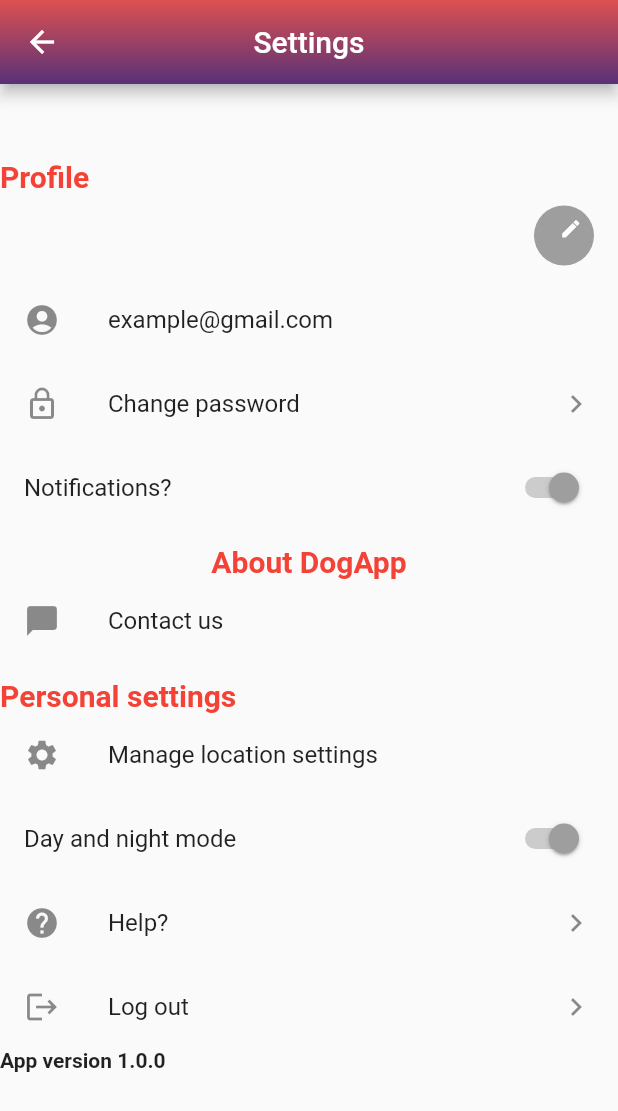
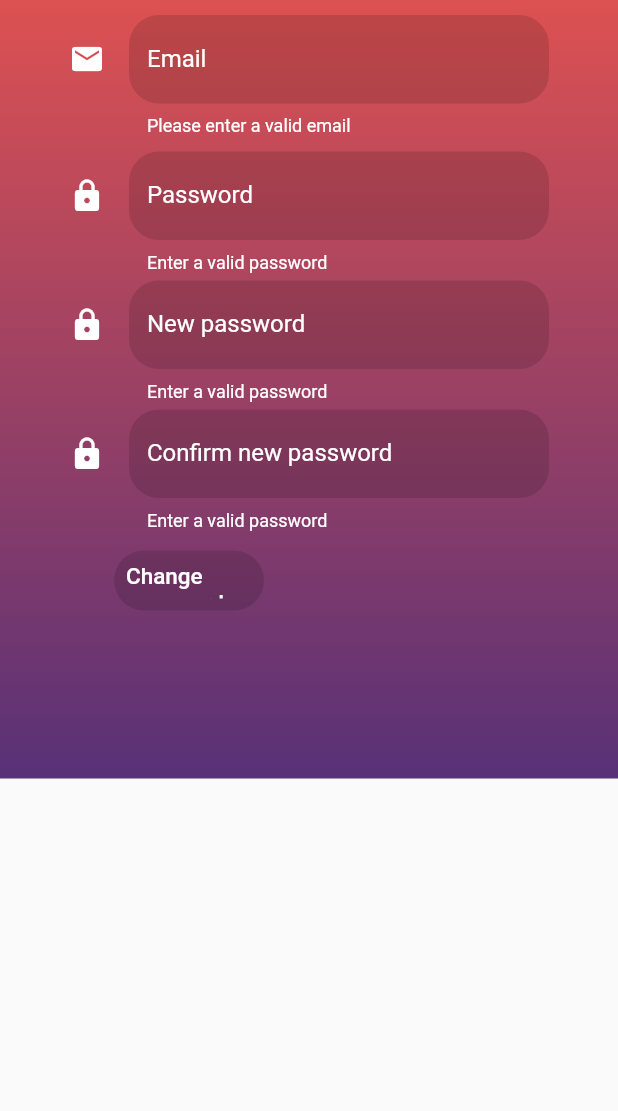
Before and after one commit to JohanEhrencrona/DogSTHLM, a Flutter app: the Settings screen opened by its route, after a tap on "Change password", on a phone screen of 412 x 824 dp. Shown: the top 1111 px of the screen. Run offline on Flutter 3.47's test engine with Material 2 defaults, Android fonts, the phone set to English and light mode, and no system bars; our stand-ins replace cloud_firestore, firebase_auth, firebase_core, firebase_storage, flutter_spinkit, google_maps_flutter and 3 more; missing offline and left inert: clippy_flutter, custom_info_window, fluster, geocode, sweden_crs_transformations_4dart; accounts and stored records are empty.

Commit message:
Added ChangePassword page

```diff
--- /dev/null
+++ b/hund_pvt/lib/Pages/changepassword.dart
@@ -0,0 +1,400 @@
+import 'package:firebase_auth/firebase_auth.dart';
+import 'package:hund_pvt/Pages/registration_page.dart';
+import 'package:flutter/cupertino.dart';
+import 'package:flutter/material.dart';
+import 'package:flutter/services.dart';
+import 'package:google_sign_in/google_sign_in.dart';
+import 'package:hund_pvt/Services/userdatabase.dart';
+
+class ChangePassword extends StatefulWidget {
+  @override
+  _ChangePasswordState createState() => _ChangePasswordState();
+}
+
+class _ChangePasswordState extends State<ChangePassword> {
+  final FirebaseAuth auth = FirebaseAuth.instance;
+  bool isGoogleSignIn = false;
+  String errorMessage = '';
+  String successMessage = '';
+  final GlobalKey<FormState> _formStateKey = GlobalKey<FormState>();
+  String _emailId;
+  String _password;
+  final _emailIdController = TextEditingController(text: '');
+  final _passwordController = TextEditingController(text: '');
+  final _newPasswordController = TextEditingController(text: '');
+  final _confirmNewPasswordController = TextEditingController(text: '');
+
+
+  @override
+  Widget build(BuildContext context) {
+    return Scaffold(
+      //resizeToAvoidBottomInset: false,
+      body: Container(
+        decoration: BoxDecoration(
+            gradient: LinearGradient(
+                begin: Alignment.topCenter,
+                end: Alignment.bottomCenter,
+                colors: <Color>[Color(0xffDD5151), Color(0xff583177)])),
+        child: SingleChildScrollView(
+            child: Column(
+              mainAxisAlignment: MainAxisAlignment.center,
+              crossAxisAlignment: CrossAxisAlignment.center,
+              children: [
+                Container(
+                  child: Padding(
+                    padding: EdgeInsets.all(10),
+                    child: Column(
+                      mainAxisSize: MainAxisSize.min,
+                      children: <Widget>[
+                        Form(
+                          autovalidateMode: AutovalidateMode.always, key: _formStateKey,
+                          child: Column(
+                            children: <Widget>[
+//--------------------------------------------FIRST-----------------------------------------------------------
+                              Padding(
+                                padding:
+                                EdgeInsets.only(left: 10, right: 10, bottom: 10),
+                                child: Container(
+                                  width: 320,
+                                  child: TextFormField(
+                                    style: TextStyle(color: Colors.white),
+                                    validator: validateEmail,
+                                    onSaved: (value) {
+                                      _emailId = value;
+                                    },
+                                    keyboardType: TextInputType.emailAddress,
+                                    controller: _emailIdController,
+
+                                    decoration: InputDecoration(
+                                      fillColor: Color(0x22000000),
+                                      filled: true,
+                                      errorStyle: TextStyle(color: Colors.white),
+                                      errorBorder: OutlineInputBorder(
+                                          borderSide: BorderSide(color: Colors.transparent),
+                                          borderRadius: BorderRadius.all(Radius.circular(20))
+
+                                      ),
+                                      focusedErrorBorder: OutlineInputBorder(
+                                          borderSide: BorderSide(color: Colors.transparent),
+                                          borderRadius: BorderRadius.all(Radius.circular(20))
+
+                                      ),
+                                      enabledBorder: OutlineInputBorder(
+                                          borderSide: BorderSide(color: Colors.transparent),
+                                          borderRadius: BorderRadius.all(Radius.circular(20))
+
+                                      ),
+                                      focusedBorder: OutlineInputBorder(
+                                          borderSide: BorderSide(color: Colors.transparent),
+                                          borderRadius: BorderRadius.all(Radius.circular(20))
+                                      ),
+                                      labelText: "Email",
+                                      icon: Icon(
+                                        Icons.email,
+                                        color: Colors.white,
+                                      ),
+                                      //fillColor: Colors.white,
+                                      labelStyle: TextStyle(
+                                        color: Colors.white,
+                                      ),
+                                    ),
+                                  ),
+                                ),
+                              ),
+//--------------------------------------------------SECOND-------------------------------------------------------------
+                              Padding(
+                                padding:
+                                EdgeInsets.only(left: 10, right: 10, bottom: 5),
+                                child: Container(
+                                  width: 320,
+                                  child: TextFormField(
+                                    validator: validatePassword,
+                                    style: TextStyle(color: Colors.white),
+                                    onSaved: (value) {
+                                      _password = value;
+                                    },
+                                    controller: _passwordController,
+                                    obscureText: true,
+                                    decoration: InputDecoration(
+                                      fillColor: Color(0x22000000),
+                                      filled: true,
+                                      errorStyle: TextStyle(color: Colors.white),
+                                      errorBorder: OutlineInputBorder(
+                                          borderSide: BorderSide(color: Colors.transparent),
+                                          borderRadius: BorderRadius.all(Radius.circular(20))
+
+                                      ),
+                                      focusedErrorBorder: OutlineInputBorder(
+                                          borderSide: BorderSide(color: Colors.transparent),
+                                          borderRadius: BorderRadius.all(Radius.circular(20))
+
+                                      ),
+                                      enabledBorder: OutlineInputBorder(
+                                          borderSide: BorderSide(color: Colors.transparent),
+                                          borderRadius: BorderRadius.all(Radius.circular(20))
+
+                                      ),
+                                      focusedBorder: OutlineInputBorder(
+                                          borderSide: BorderSide(color: Colors.transparent),
+                                          borderRadius: BorderRadius.all(Radius.circular(20))
+                                      ),
+                                      labelText: "Password",
+                                      icon: Icon(
+                                        Icons.lock,
+                                        color: Colors.white,
+                                      ),
+                                      labelStyle: TextStyle(
+                                        color: Colors.white,
+                                      ),
+                                    ),
+                                  ),
+                                ),
+                              ),
+                              Padding(
+                                padding:
+                                EdgeInsets.only(left: 10, right: 10, bottom: 5),
+                                child: Container(
+                                  width: 320,
+                                  child: TextFormField(
+                                    validator: validatePassword,
+                                    style: TextStyle(color: Colors.white),
+                                    onSaved: (value) {
+                                      _password = value;
+                                    },
+                                    controller: _newPasswordController,
+                                    obscureText: true,
+                                    decoration: InputDecoration(
+                                      fillColor: Color(0x22000000),
+                                      filled: true,
+                                      errorStyle: TextStyle(color: Colors.white),
+                                      errorBorder: OutlineInputBorder(
+                                          borderSide: BorderSide(color: Colors.transparent),
+                                          borderRadius: BorderRadius.all(Radius.circular(20))
+
+                                      ),
+                                      focusedErrorBorder: OutlineInputBorder(
+                                          borderSide: BorderSide(color: Colors.transparent),
+                                          borderRadius: BorderRadius.all(Radius.circular(20))
+
+                                      ),
+                                      enabledBorder: OutlineInputBorder(
+                                          borderSide: BorderSide(color: Colors.transparent),
+                                          borderRadius: BorderRadius.all(Radius.circular(20))
+
+                                      ),
+                                      focusedBorder: OutlineInputBorder(
+                                          borderSide: BorderSide(color: Colors.transparent),
+                                          borderRadius: BorderRadius.all(Radius.circular(20))
+                                      ),
+                                      labelText: "New password",
+                                      icon: Icon(
+                                        Icons.lock,
+                                        color: Colors.white,
+                                      ),
+                                      labelStyle: TextStyle(
+                                        color: Colors.white,
+                                      ),
+                                    ),
+                                  ),
+                                ),
+                              ),
+                              Padding(
+                                padding:
+                                EdgeInsets.only(left: 10, right: 10, bottom: 5),
+                                child: Container(
+                                  width: 320,
+                                  child: TextFormField(
+                                    validator: validatePassword,
+                                    style: TextStyle(color: Colors.white),
+                                    onSaved: (value) {
+                                      _password = value;
+                                    },
+                                    controller: _confirmNewPasswordController,
+                                    obscureText: true,
+                                    decoration: InputDecoration(
+                                      fillColor: Color(0x22000000),
+                                      filled: true,
+                                      errorStyle: TextStyle(color: Colors.white),
+                                      errorBorder: OutlineInputBorder(
+                                          borderSide: BorderSide(color: Colors.transparent),
+                                          borderRadius: BorderRadius.all(Radius.circular(20))
+
+                                      ),
+                                      focusedErrorBorder: OutlineInputBorder(
+                                          borderSide: BorderSide(color: Colors.transparent),
+                                          borderRadius: BorderRadius.all(Radius.circular(20))
+
+                                      ),
+                                      enabledBorder: OutlineInputBorder(
+                                          borderSide: BorderSide(color: Colors.transparent),
+                                          borderRadius: BorderRadius.all(Radius.circular(20))
+
+                                      ),
+                                      focusedBorder: OutlineInputBorder(
+                                          borderSide: BorderSide(color: Colors.transparent),
+                                          borderRadius: BorderRadius.all(Radius.circular(20))
+                                      ),
+                                      labelText: "Confirm new password",
+                                      icon: Icon(
+                                        Icons.lock,
+                                        color: Colors.white,
+                                      ),
+                                      labelStyle: TextStyle(
+                                        color: Colors.white,
+                                      ),
+                                    ),
+                                  ),
+                                ),
+                              ),
+//-------------------------------------------------------ENDS OF FIELDS---------------------------------------------------------
+                            ],
+                          ),
+                        ),
+                        (errorMessage != ''
+                            ? Text(
+                          errorMessage,
+                          style: TextStyle(color: Colors.red),
+                        )
+                            : Container()),
+                        ButtonBarTheme(
+                          data: ButtonBarThemeData(buttonTextTheme: ButtonTextTheme.accent),
+                          child: ButtonBar(
+
+                            alignment: MainAxisAlignment.start,
+                            children: <Widget>[
+//---------------------------------------------CREATING SOME ROOM------------------------------------------------------
+                              Container(
+                                width: 50,
+                              ),
+                              // ignore: deprecated_member_use
+//-----------------------------------------SIGN IN BUTTON----------------------------------------------------------------
+                              SizedBox(
+                                height: 40,
+                                width: 100,
+                                child: TextButton(
+                                  style: TextButton.styleFrom(
+                                    backgroundColor: Color(0x22000000),
+                                    shape: RoundedRectangleBorder(
+                                      borderRadius: BorderRadius.circular(20),
+                                    ),
+                                  ),
+                                  child: Text(
+                                    'Change password',
+                                    style: TextStyle(
+                                      fontSize: 15,
+                                      color: Colors.white,
+                                    ),
+                                  ),
+                                  onPressed: () {
+                                    if (_formStateKey.currentState.validate()) {
+                                      _formStateKey.currentState.save();
+                                      signIn(_emailId, _password).then((user) {
+                                        if (user != null) {
+                                          print('Password changed');
+                                          setState(() {
+                                            successMessage =
+                                            'Password change';
+                                          });
+                                          Navigator.pushReplacementNamed(context, '/loading');
+                                        } else {
+                                          setState(() {
+                                            successMessage =
+                                            'Incorrect email or password.';
+                                          });
+                                        }
+                                      });
+                                    }
+                                  },
+                                ),
+                              ),
+//---------------------------------------CREATING SOME ROOM------------------------------------------------------------
+                              Container(
+                                width: 65,
+                              ),
+                            ],
+                          ),
+                        ),
+                      ],
+                    ),
+                  ),
+                ),
+                (successMessage != ''
+                    ? Text(
+                  successMessage,
+                  textAlign: TextAlign.center,
+                  style: TextStyle(fontSize: 18, color: Colors.white),
+                )
+                    : Container()),
+                Container(
+                  height: 94,
+                ),
+              ],
+            )
+        ),
+      ),
+    );
+  }
+
+  Future<User> signIn(String email, String password) async {
+    try {
+      User user = (await auth.signInWithEmailAndPassword( //_CastError HERE
+          email: email, password: password)).user;
+      assert(user != null);
+      assert(await user.getIdToken() != null);
+      final User currentUser = await auth.currentUser;
+      assert(user.uid == currentUser.uid);
+
+      return user;
+    } catch (FirebaseAuthException) {
+      handleError(FirebaseAuthException);
+      return null;
+    }
+  }
+
+  handleError(FirebaseAuthException error) {
+    Future<void> _showMyDialog() async {
+      return showDialog<void>(
+        context: context,
+        barrierDismissible: true, // user must tap button!
+        builder: (BuildContext context) {
+          return AlertDialog(
+            title: Text('Unable to sign in'),
+            content: SingleChildScrollView(
+              child: ListBody(
+                children: <Widget>[
+                  Text('The email or password is incorrect'),
+                ],
+              ),
+            ),
+            actions: <Widget>[
+              TextButton(
+                child: Text('OK'),
+                onPressed: () {
+                  Navigator.of(context).pop();
+                },
+              ),
+            ],
+          );
+        },
+      );
+    }  }
+
+  String validateEmail(String value) {
+    Pattern pattern =
+        r'^(([^<>()[\]\\.,;:\s@\"]+(\.[^<>()[\]\\.,;:\s@\"]+)*)|(\".+\"))@((\[[0-9]{1,3}\.[0-9]{1,3}\.[0-9]{1,3}\.[0-9]{1,3}\])|(([a-zA-Z\-0-9]+\.)+[a-zA-Z]{2,}))$';
+    RegExp regex = new RegExp(pattern);
+    if (!regex.hasMatch(value))
+      return 'Please enter a valid email';
+    else
+      return null;
+  }
+
+  String validatePassword(String value) {
+    if (value.trim().isEmpty || value.length<6) {
+      return 'Enter a valid password';
+    }
+    return null;
+  }
+
+
+}
--- a/hund_pvt/lib/Pages/settings.dart
+++ b/hund_pvt/lib/Pages/settings.dart
@@ -1,4 +1,5 @@
 import 'package:flutter/material.dart';
+import 'package:hund_pvt/Services/getmarkersfromapi.dart';
 import 'package:permission_handler/permission_handler.dart';
 
 class Settings extends StatelessWidget {
@@ -70,14 +71,14 @@ class Settings extends StatelessWidget {
                title: Text("Change password"),
                trailing: Icon(Icons.keyboard_arrow_right), //add lock button icon
                onTap: (){
-                 //Open change password
+                 Navigator.of(context).pushNamed('/changepassword');
                }
              ),
 
              SwitchListTile(
               activeColor: Colors.grey, //white later
               value: true,
-              title: Text("Notifications?"),
+              title: Text("Notifications"),
               onChanged: (val){
                 //Activate Notifications
               },
@@ -139,7 +140,8 @@ class Settings extends StatelessWidget {
                title: Text("Log out"),
                trailing: Icon(Icons.keyboard_arrow_right), //add lock button icon
                onTap: (){
-                 //Log out!
+                 signOut();
+                 Navigator.pushReplacementNamed(context, '/loginpage');
                }
              ),
 
@@ -157,6 +159,16 @@ class Settings extends StatelessWidget {
 
 
   }
+
+  Future <bool> signOut () async {
+   try {
+     await auth.signOut();
+     return true;
+   } catch (FireBaseAuthException){
+     return false;
+   }
+ }
+
 }
 
 //Settings colors (need to fix topBar)
--- a/hund_pvt/lib/main.dart
+++ b/hund_pvt/lib/main.dart
@@ -9,7 +9,7 @@ import 'package:hund_pvt/Pages/loading.dart';
 import 'package:hund_pvt/Pages/contactUs.dart';
 import 'package:firebase_core/firebase_core.dart';
 import 'package:hund_pvt/Pages/reviewpage.dart';
-
+import 'package:hund_pvt/Pages/changepassword.dart';
 
 void main() async {
   WidgetsFlutterBinding.ensureInitialized();
@@ -25,7 +25,8 @@ void main() async {
       '/favorite': (context) => Favorite(),
       '/addplace': (context) => AddPlace(),
       '/contactus': (context) => ContactUs(),
-      '/login_page': (context) => LoginPage(),
+      '/loginpage': (context) => LoginPage(),
+      '/changepassword': (context) => ChangePassword(),
     },
     debugShowCheckedModeBanner: false,
   ));
```
Also changed, not shown: 2 other files.
